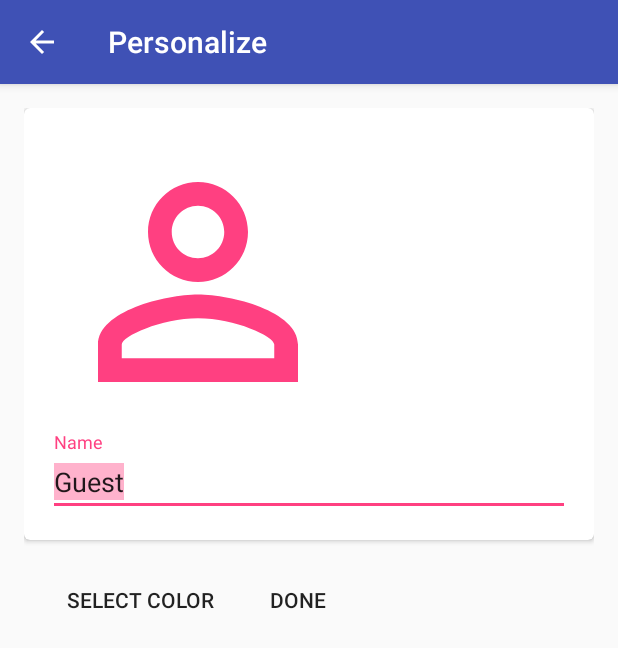
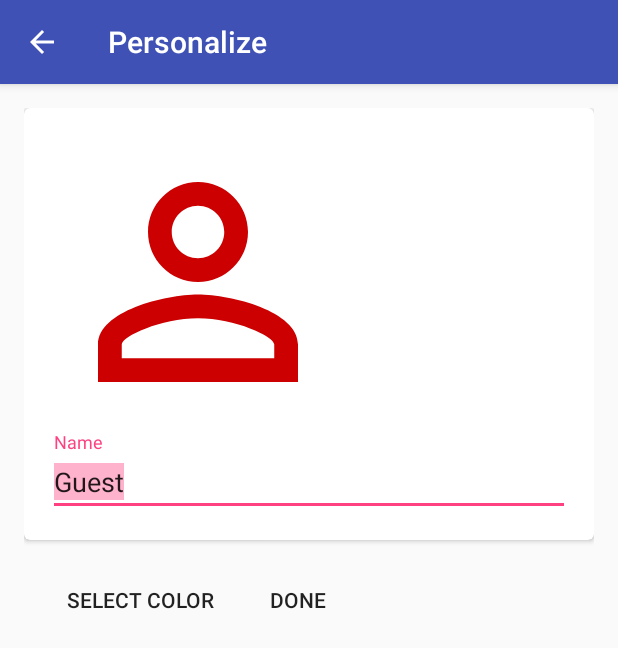
Before and after one commit to nearchos/aMazeChallenge, an Android app: the screen it shows after launch (PersonalizeActivity), after a tap on "PERSONALIZE", on a phone screen of 412 x 824 dp. Shown: the top 648 px of the screen. Run offline under Robolectric (Android 15) with nearby library versions, the phone set to English and light mode, and no system bars.

Commit message:
Color preference, optimizations

```diff
--- a/android/app/src/main/java/org/inspirecenter/amazechallenge/model/LoadDialogListAdapter.java
+++ b/android/app/src/main/java/org/inspirecenter/amazechallenge/model/LoadDialogListAdapter.java
@@ -32,7 +32,6 @@ public class LoadDialogListAdapter extends BaseAdapter {
     private ArrayList<String> codeNames;
     private final BlocklyActivity activity;
     private LayoutInflater inflater;
-    private AlertDialog loadDialog;
 
     public LoadDialogListAdapter(@NonNull Context context, ArrayList<String> codeNames, ArrayList<String> fileNames, BlocklyActivity activity) {
         this.fileNames = fileNames;
--- /dev/null
+++ b/android/app/src/main/java/org/inspirecenter/amazechallenge/model/PlayerColor.java
@@ -0,0 +1,47 @@
+package org.inspirecenter.amazechallenge.model;
+
+import android.graphics.Color;
+
+/**
+ * Created by Nicos on 31-Oct-17.
+ */
+
+public class PlayerColor {
+
+    private String name;
+    private String hexCode;
+
+    private PlayerColor(String name, String hexCode) {
+        this.name = name;
+        this.hexCode = hexCode;
+    }//end PlayerColor()
+
+    public String getName() { return name; }
+
+    public String getHex() { return hexCode; }
+
+    public int toRGB() { return Color.parseColor(hexCode); }
+
+    public static final PlayerColor[] PLAYER_COLORS = {
+            new PlayerColor("Dark Red", "#CC0000"),
+            new PlayerColor("Red", "#FF0000"),
+            new PlayerColor("Orange", "#FF6600"),
+            new PlayerColor("Gold", "#996600"),
+            new PlayerColor("Yellow", "#DDDD00"),
+            new PlayerColor("Lime", "#00FF00"),
+            new PlayerColor("Green", "#00CC00"),
+            new PlayerColor("Dark Green", "#006600"),
+            new PlayerColor("Dark Blue", "#000066"),
+            new PlayerColor("Blue", "#0000FF"),
+            new PlayerColor("Teal", "#00CC99"),
+            new PlayerColor("Cyan", "#00FFFF"),
+            new PlayerColor("Purple", "#990099"),
+            new PlayerColor("Indigo", "#6600CC"),
+            new PlayerColor("Magenta", "#FF00FF"),
+            new PlayerColor("Pink", "#FFB6C1"),
+            new PlayerColor("Light Grey", "#CCCCCC"),
+            new PlayerColor("Grey", "#666666"),
+            new PlayerColor("Dark Grey", "#333333")
+    };
+
+}//end class PlayerColor
--- a/android/app/src/main/res/values/strings.xml
+++ b/android/app/src/main/res/values/strings.xml
@@ -54,6 +54,7 @@
     <string name="code_overwrite">Overwrite code?</string>
     <string name="code_overwrite_yes">Overwrite</string>
     <string name="code_overwrite_message">You have already stored code using this name. Would you like to overwrite it?</string>
+    <string name="color_select_title">Select color</string>
 
     <string name="instructions">Write your code below to get out of the grid:</string>
     <string name="demoCode_loop1">while (!solved) {</string>
@@ -71,6 +72,9 @@
     <string name="Details">Details</string>
     <string name="User_image">User image</string>
     <string name="Compiling">Compiling the code…</string>
+    <string name="warning">Warning</string>
+    <string name="workspace_empty_message">Workspace is empty. Are you sure you would like to go back?</string>
+    <string name="yes_go_back">Yes, go back</string>
 
     <string name="navigation_drawer_open">Open navigation drawer</string>
     <string name="navigation_drawer_close">Close navigation drawer</string>
```
Also changed, not shown: android/app/src/main/java/org/inspirecenter/amazechallenge/algorithms/InterpretedMazeSolver.java (+28 -1 lines), android/app/src/main/java/org/inspirecenter/amazechallenge/model/SelectColorDialogListAdapter.java (added, +63 -0 lines), android/app/src/main/java/org/inspirecenter/amazechallenge/ui/BlocklyActivity.java (+20 -2 lines), android/app/src/main/java/org/inspirecenter/amazechallenge/ui/PersonalizeActivity.java (+39 -2 lines), android/app/src/main/java/org/inspirecenter/amazechallenge/ui/TrainingActivity.java (+7 -0 lines), android/app/src/main/res/layout/color_select_item.xml (added, +28 -0 lines).
